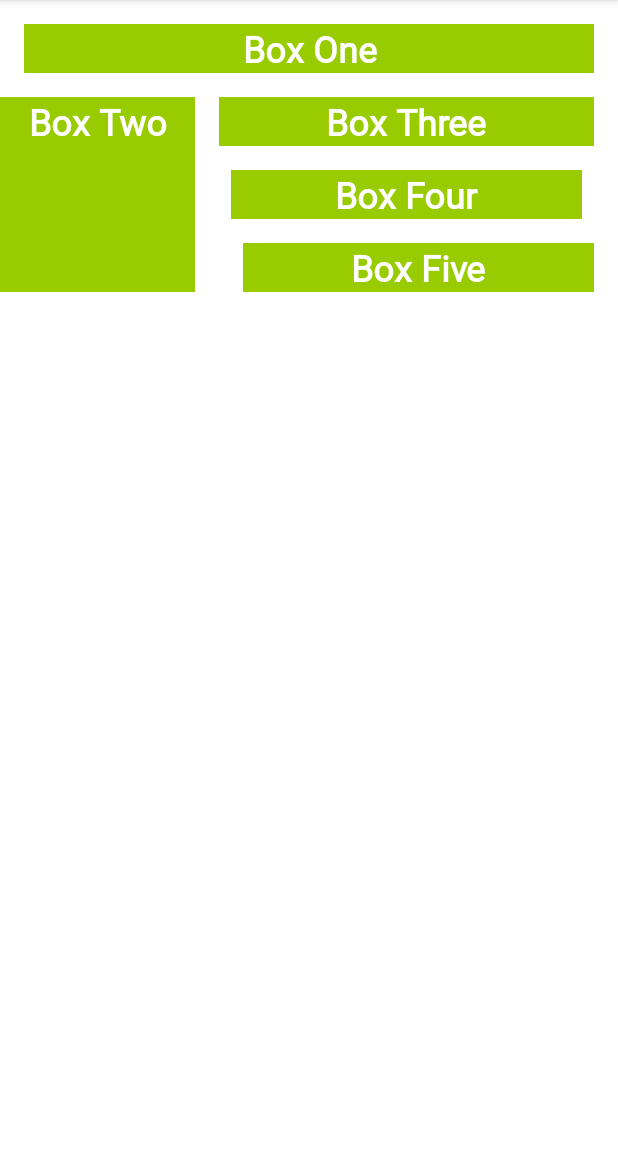
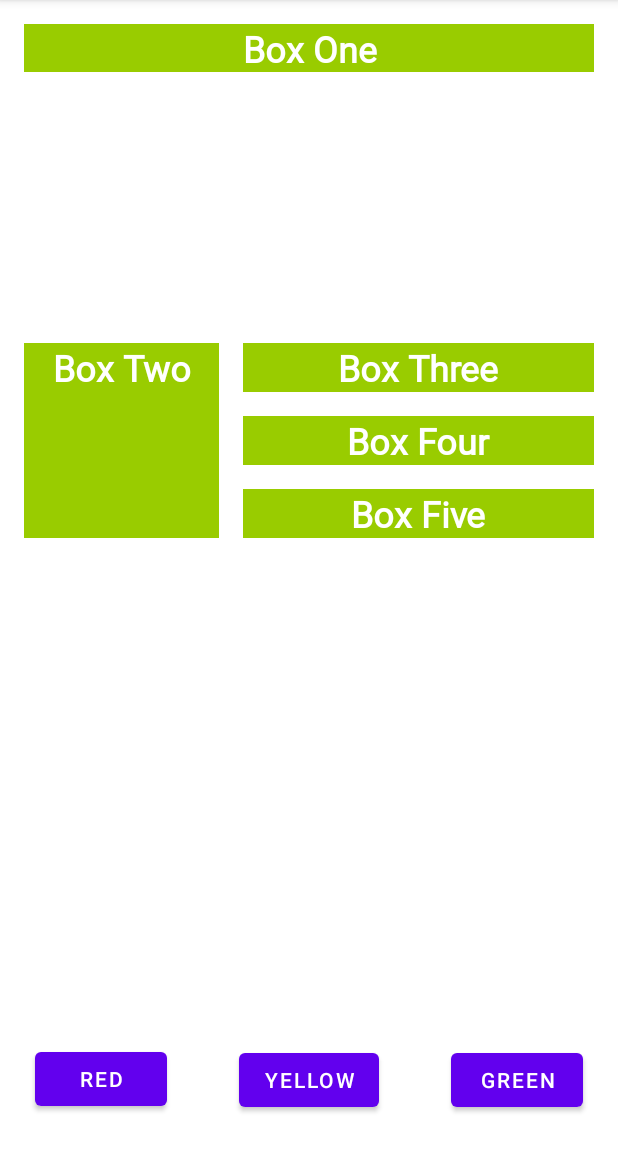
Before and after one commit to JulianeOlivCosta/ColorMyViews, an Android app: the screen it shows after launch (MainActivity), on a phone screen of 412 x 824 dp, the part 84-1236 px from its top. Run offline under Robolectric (Android 15) with nearby library versions, the phone set to English and light mode, and no system bars.

Commit message:
add plug in no gradle. created buttons and colors. method to change the color.

```diff
--- a/app/build.gradle
+++ b/app/build.gradle
@@ -1,6 +1,7 @@
 plugins {
     id 'com.android.application'
     id 'kotlin-android'
+    id 'kotlin-android-extensions'
 }
 
 android {
--- a/app/src/main/java/com/wcc/colormyviews/MainActivity.kt
+++ b/app/src/main/java/com/wcc/colormyviews/MainActivity.kt
@@ -2,10 +2,29 @@ package com.wcc.colormyviews
 
 import androidx.appcompat.app.AppCompatActivity
 import android.os.Bundle
+import kotlinx.android.synthetic.main.activity_main.* // plug in no build gradle para acessar o botao direto pelo ID
 
 class MainActivity : AppCompatActivity() {
+
+    var currentColor = R.color.gray
+
+
     override fun onCreate(savedInstanceState: Bundle?) {
         super.onCreate(savedInstanceState)
         setContentView(R.layout.activity_main)
+
+        setColorButtonAction() //chama método que irá trocar a cor do botao ao clicar
+    }
+
+    private fun setColorButtonAction() {
+        redButton.setOnClickListener{
+            currentColor = R.color.red
+        }
+        yellowButton.setOnClickListener{
+            currentColor = R.color.yellow
+        }
+        greenButton.setOnClickListener{
+            currentColor = R.color.green
+        }
     }
 }
--- a/app/src/main/res/layout/activity_main.xml
+++ b/app/src/main/res/layout/activity_main.xml
@@ -22,7 +22,7 @@
         android:id="@+id/box_one_test"
         style="@style/whiteBox"
         android:layout_width="0dp"
-        android:layout_height="wrap_content"
+        android:layout_height="32dp"
         android:layout_marginStart="@dimen/margin_wide"
         android:layout_marginTop="16dp"
         android:layout_marginEnd="16dp"
@@ -37,10 +37,17 @@
         style="@style/whiteBox"
         android:layout_width="130dp"
         android:layout_height="130dp"
+        android:layout_marginStart="16dp"
         android:layout_marginTop="16dp"
+        android:layout_marginEnd="16dp"
+        android:layout_marginBottom="409dp"
         android:text="@string/box_two"
+        app:layout_constraintBottom_toBottomOf="parent"
+        app:layout_constraintEnd_toStartOf="@+id/box_five_test"
+        app:layout_constraintHorizontal_bias="1.0"
+        app:layout_constraintStart_toStartOf="parent"
         app:layout_constraintTop_toBottomOf="@+id/box_one_test"
-        tools:layout_editor_absoluteX="16dp" />
+        app:layout_constraintVertical_bias="1.0" />
 
     <TextView
         android:id="@+id/box_three_test"
@@ -67,8 +74,54 @@
         android:text="@string/box_four"
         app:layout_constraintBottom_toTopOf="@+id/box_five_test"
         app:layout_constraintEnd_toEndOf="parent"
-        app:layout_constraintHorizontal_bias="0.5"
+        app:layout_constraintHorizontal_bias="1.0"
         app:layout_constraintStart_toEndOf="@+id/box_two_test"
         app:layout_constraintTop_toBottomOf="@+id/box_three_test" />
 
+    <Button
+        android:id="@+id/redButton"
+        android:layout_width="88dp"
+        android:layout_height="48dp"
+        android:layout_marginStart="24dp"
+        android:layout_marginTop="336dp"
+        android:layout_marginEnd="24dp"
+        android:layout_marginBottom="24dp"
+        android:text="Red"
+        app:layout_constraintBottom_toBottomOf="parent"
+        app:layout_constraintEnd_toStartOf="@+id/yellowButton"
+        app:layout_constraintHorizontal_bias="0.5"
+        app:layout_constraintStart_toStartOf="parent"
+        app:layout_constraintTop_toBottomOf="@+id/box_two_test" />
+
+    <Button
+        android:id="@+id/yellowButton"
+        android:layout_width="93dp"
+        android:layout_height="48dp"
+        android:layout_marginStart="24dp"
+        android:layout_marginTop="337dp"
+        android:layout_marginEnd="24dp"
+        android:layout_marginBottom="24dp"
+        android:text="yellow"
+        app:layout_constraintBottom_toBottomOf="parent"
+        app:layout_constraintEnd_toStartOf="@+id/greenButton"
+        app:layout_constraintHorizontal_bias="0.5"
+        app:layout_constraintStart_toEndOf="@+id/redButton"
+        app:layout_constraintTop_toBottomOf="@+id/box_five_test"
+        app:layout_constraintVertical_bias="0.0" />
+
+    <Button
+        android:id="@+id/greenButton"
+        android:layout_width="wrap_content"
+        android:layout_height="wrap_content"
+        android:layout_marginStart="24dp"
+        android:layout_marginTop="337dp"
+        android:layout_marginEnd="24dp"
+        android:layout_marginBottom="24dp"
+        android:text="green"
+        app:layout_constraintBottom_toBottomOf="parent"
+        app:layout_constraintEnd_toEndOf="parent"
+        app:layout_constraintHorizontal_bias="0.5"
+        app:layout_constraintStart_toEndOf="@+id/yellowButton"
+        app:layout_constraintTop_toBottomOf="@+id/box_five_test" />
+
 </androidx.constraintlayout.widget.ConstraintLayout>
--- a/app/src/main/res/values/colors.xml
+++ b/app/src/main/res/values/colors.xml
@@ -1,5 +1,10 @@
 <?xml version="1.0" encoding="utf-8"?>
 <resources>
+    <color name="gray">#BABABA</color>
+    <color name="green">#12C700</color>
+    <color name="red">#E54304</color>
+    <color name="yellow">#FFC107</color>
+-----------------------------------------------------------------------------------------------------
     <color name="purple_200">#FFBB86FC</color>
     <color name="purple_500">#FF6200EE</color>
     <color name="purple_700">#FF3700B3</color>
```
